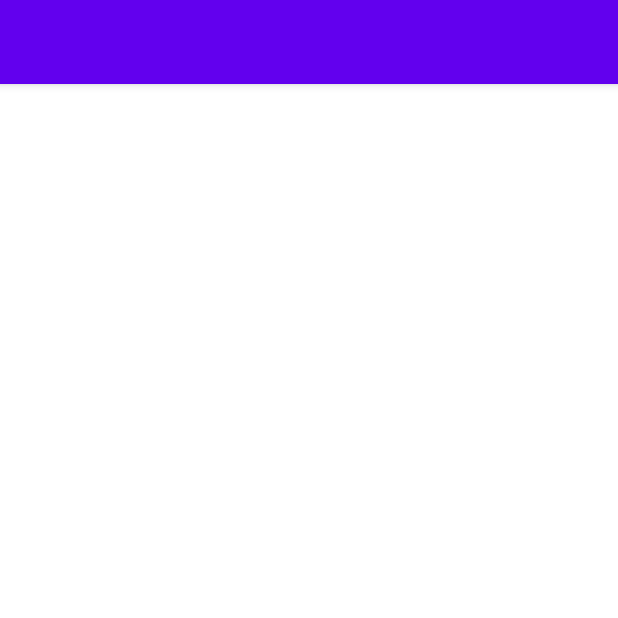
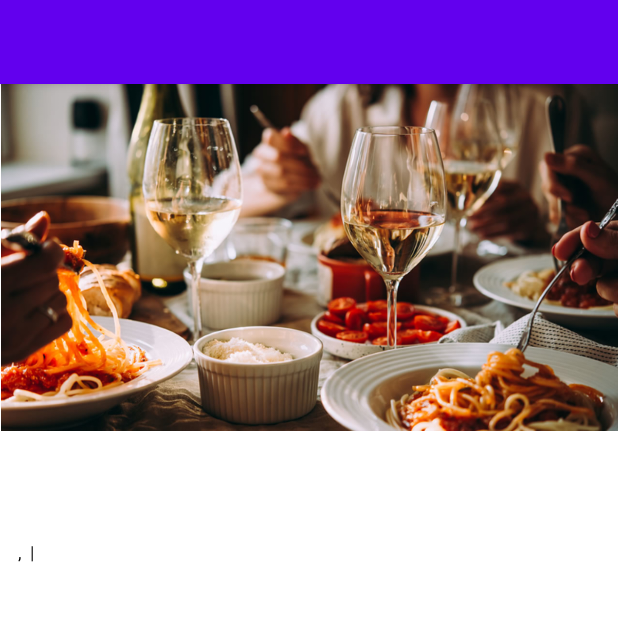
Before and after one commit to Markus-Tai/Food-Ordering-App, an Android app: the screen it shows after launch (MainActivity), on a phone screen of 412 x 824 dp, the top half of it. Run offline under Robolectric (Android 15) with nearby library versions, the phone set to English and light mode, and no system bars; libraries missing offline, so code that uses them is left out: com.thedeanda.lorem; 6 statements that could not run were skipped.

Commit message:
connected fragment to avtivity_main.xml

```diff
--- a/app/src/main/java/com/example/foodorderingapp/Restaurant.java
+++ b/app/src/main/java/com/example/foodorderingapp/Restaurant.java
@@ -4,9 +4,17 @@ import com.thedeanda.lorem.Lorem;
 import com.thedeanda.lorem.LoremIpsum;
 
 public class Restaurant {
-    public Restaurant() {
-        setupProperties();
+
+    // Singleton
+    public static Restaurant getInstance() {
+        if (sharedInstance == null) {
+            sharedInstance = new Restaurant();
+        }
+        return sharedInstance;
     }
+    private static Restaurant sharedInstance = null;
+    private Restaurant() { setupProperties();}
+
     //public properties
     public String restaurantName;
     public String shortDesc;
@@ -16,7 +24,7 @@ public class Restaurant {
     public int imageResource;
 
     private Lorem lorem = LoremIpsum.getInstance();
-    //ptibate pamethoud
+    //private method
     private void setupProperties() {
         restaurantName = lorem.getTitle(1,2);
         shortDesc = lorem.getWords(3, 7);
--- a/app/src/main/java/com/example/foodorderingapp/RestaurantHeader.java
+++ b/app/src/main/java/com/example/foodorderingapp/RestaurantHeader.java
@@ -7,6 +7,8 @@ import androidx.fragment.app.Fragment;
 import android.view.LayoutInflater;
 import android.view.View;
 import android.view.ViewGroup;
+import android.widget.ImageView;
+import android.widget.TextView;
 
 public class RestaurantHeader extends Fragment {
     public RestaurantHeader() {
@@ -23,10 +25,32 @@ public class RestaurantHeader extends Fragment {
     public View onCreateView(LayoutInflater inflater, ViewGroup container,
                              Bundle savedInstanceState) {
         // Inflate the layout for this fragment
-        setupXML();
-        return inflater.inflate(R.layout.fragment_restaurant_header, container, false);
+        rootView = inflater.inflate(R.layout.fragment_restaurant_header, container, false);
+        setupViews();
+        return rootView;
     }
-    private void setupXML() {
+
+    // Private property
+    private View rootView;
+
+    // Private methods
+    private void setupViews() {
+        Restaurant restaurant = Restaurant.getInstance();
+
+        ImageView imageView = rootView.findViewById(R.id.image_view);
+        TextView nameTextView = rootView.findViewById(R.id.name_text_view);
+        TextView shortDescriptionTextView = rootView.findViewById(R.id.short_description_text_view);
+        TextView streetAddressTextView = rootView.findViewById(R.id.street_address_text_view);
+        TextView cityTextView = rootView.findViewById(R.id.city_text_view);
+        TextView phoneNumberTextView = rootView.findViewById(R.id.phone_number_text_view);
+
+        imageView.setImageResource(restaurant.imageResource);
+        nameTextView.setText(restaurant.restaurantName);
+        shortDescriptionTextView.setText(restaurant.shortDesc);
+        streetAddressTextView.setText(restaurant.streetAddress);
+        cityTextView.setText(restaurant.city);
+        phoneNumberTextView.setText(restaurant.phoneNumber);
 
     }
+
 }
--- a/app/src/main/res/layout/activity_main.xml
+++ b/app/src/main/res/layout/activity_main.xml
@@ -16,6 +16,12 @@
         android:layout_height="match_parent"
         android:orientation="vertical">
 
+        <fragment
+            android:name="com.example.foodorderingapp.RestaurantHeader"
+            android:layout_width="match_parent"
+            android:layout_height="wrap_content"
+            tools:layout="@layout/fragment_restaurant_header"/>
+
     </LinearLayout>
 
 </ScrollView>
```
Also changed, not shown: app/src/main/res/layout/activity_main2.xml (deleted, +0 -9 lines).
